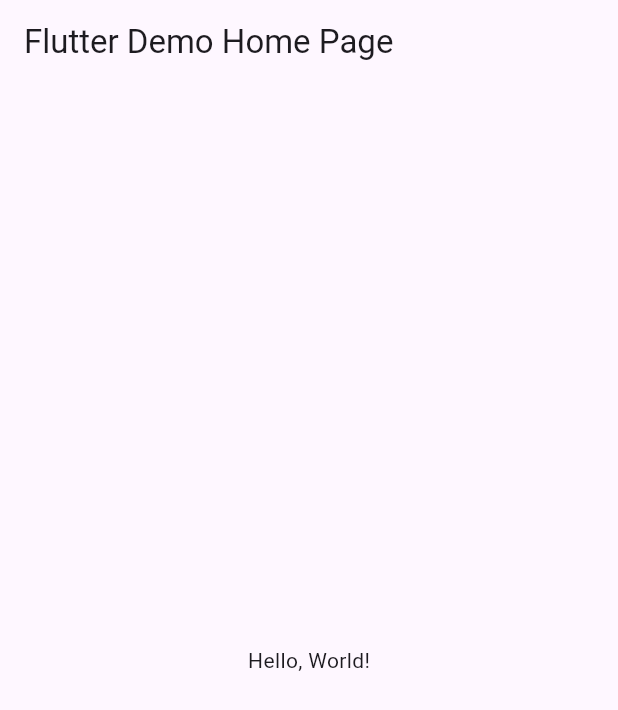
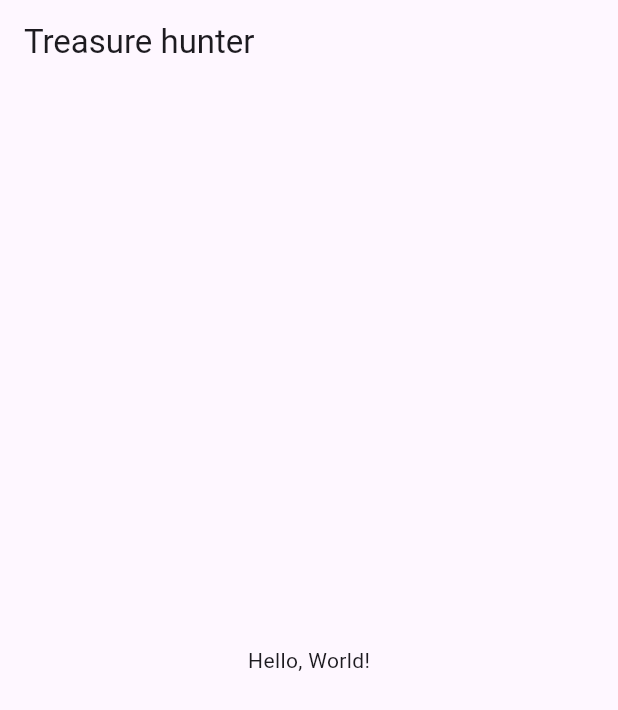
Before and after one commit to xivviasx/testt, a Flutter app: the screen it shows after launch, on a phone screen of 412 x 824 dp. Shown: the top 710 px of the screen. Run offline on Flutter 3.47's test engine with Material 3 defaults, Android fonts, the phone set to English and light mode, and no system bars.

Commit message:
Update main.dart

```diff
--- a/lib/main.dart
+++ b/lib/main.dart
@@ -17,7 +17,7 @@ class MyApp extends StatelessWidget {
         primarySwatch: Colors.blue,
       ),
       // A widget which will be started on application startup
-      home: MyHomePage(title: 'Flutter Demo Home Page'),
+      home: MyHomePage(title: 'Treasure hunter'),
     );
   }
 }
```
